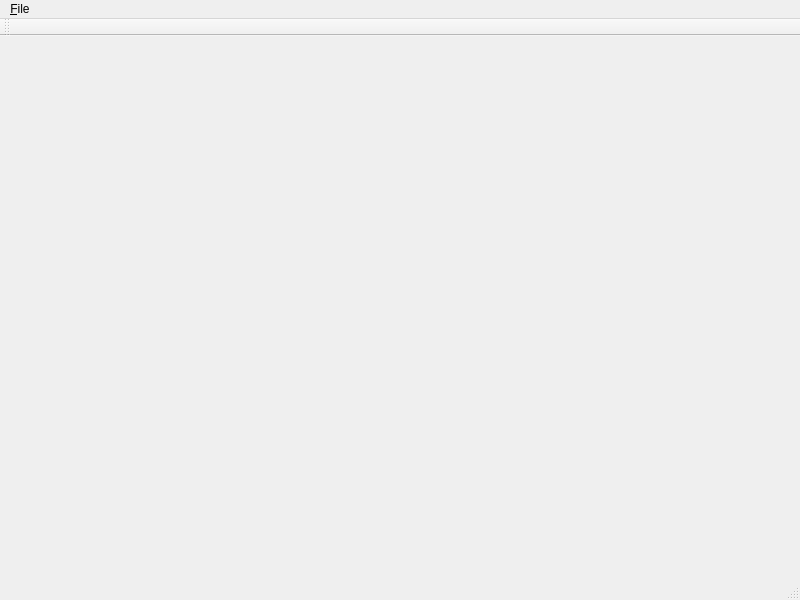
Qt form mainwindow.ui (arevello/spriteMaker) before a commit.
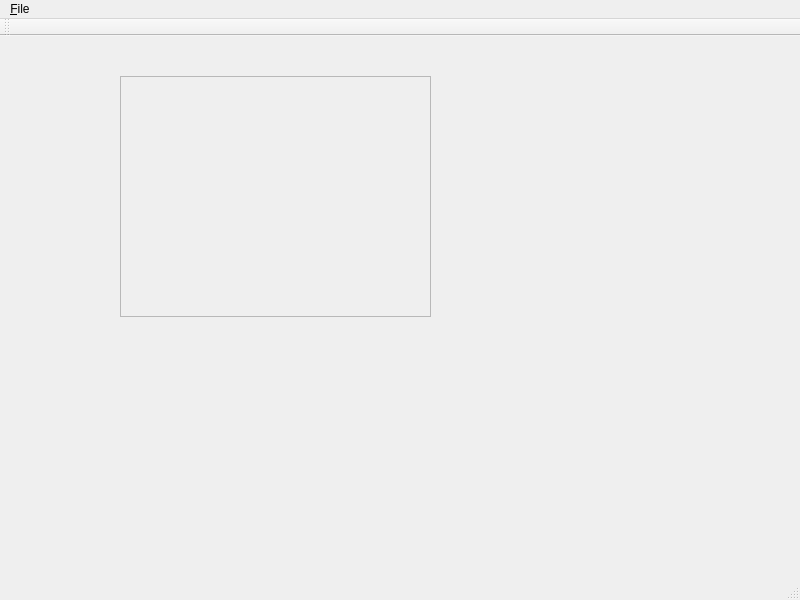
The same form after that commit.

```diff
--- a/mainwindow.ui
+++ b/mainwindow.ui
@@ -13,7 +13,31 @@
   <property name="windowTitle">
    <string>MainWindow</string>
   </property>
-  <widget class="QWidget" name="centralWidget"/>
+  <widget class="QWidget" name="centralWidget">
+   <widget class="QScrollArea" name="scrollArea">
+    <property name="geometry">
+     <rect>
+      <x>120</x>
+      <y>40</y>
+      <width>311</width>
+      <height>241</height>
+     </rect>
+    </property>
+    <property name="widgetResizable">
+     <bool>true</bool>
+    </property>
+    <widget class="QWidget" name="scrollAreaWidgetContents">
+     <property name="geometry">
+      <rect>
+       <x>0</x>
+       <y>0</y>
+       <width>309</width>
+       <height>239</height>
+      </rect>
+     </property>
+    </widget>
+   </widget>
+  </widget>
   <widget class="QMenuBar" name="menuBar">
    <property name="geometry">
     <rect>
```
Left out of the diff: 7 changed lines with no effect on the pictures.
